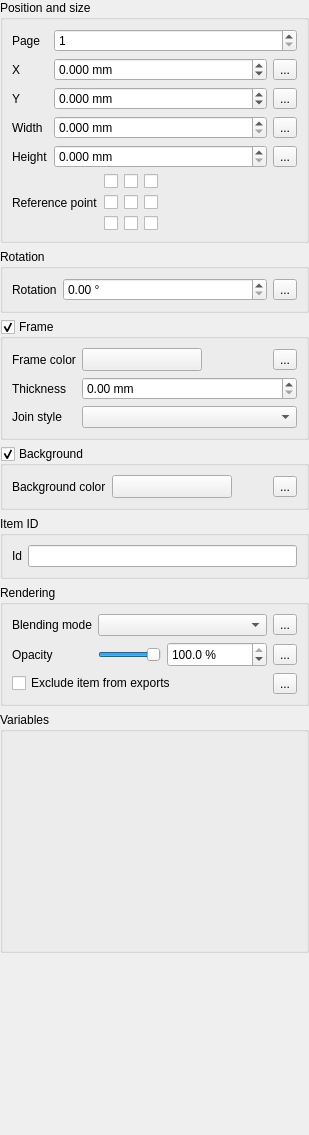
Old version of the form src/ui/composer/qgscomposeritemwidgetbase.ui in the repository qgis/QGIS.
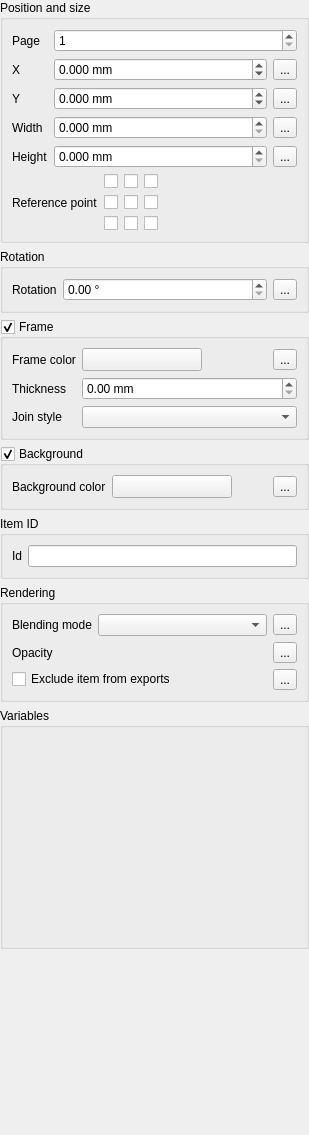
New version of the form. Custom widgets are drawn as their Qt base class.

Commit message: Use QgsOpacityWidget wherever appropriate

```diff
--- a/src/ui/composer/qgscomposeritemwidgetbase.ui
+++ b/src/ui/composer/qgscomposeritemwidgetbase.ui
@@ -633,7 +633,7 @@
      <property name="syncGroup" stdset="0">
       <string notr="true">composeritem</string>
      </property>
-     <layout class="QGridLayout" name="gridLayout_4">
+     <layout class="QGridLayout" name="gridLayout_4" columnstretch="0,1">
       <item row="0" column="0">
        <widget class="QLabel" name="labelBlendMode">
         <property name="text">
@@ -641,67 +641,12 @@
         </property>
        </widget>
       </item>
-      <item row="0" column="1">
-       <layout class="QHBoxLayout" name="horizontalLayout_3">
-        <item>
-         <widget class="QgsBlendModeComboBox" name="mBlendModeCombo"/>
-        </item>
-        <item>
-         <widget class="QgsPropertyOverrideButton" name="mBlendModeDDBtn">
-          <property name="text">
-           <string>...</string>
-          </property>
-         </widget>
-        </item>
-       </layout>
-      </item>
-      <item row="1" column="0">
-       <widget class="QLabel" name="labelTransparency">
-        <property name="text">
-         <string>Opacity</string>
-        </property>
-       </widget>
-      </item>
       <item row="1" column="1">
        <layout class="QHBoxLayout" name="horizontalLayout_2">
         <item>
-         <widget class="QSlider" name="mOpacitySlider">
-          <property name="maximum">
-           <number>1000</number>
-          </property>
-          <property name="singleStep">
-           <number>10</number>
-          </property>
-          <property name="pageStep">
-           <number>100</number>
-          </property>
-          <property name="value">
-           <number>1000</number>
-          </property>
-          <property name="orientation">
-           <enum>Qt::Horizontal</enum>
-          </property>
-         </widget>
-        </item>
-        <item>
-         <widget class="QgsDoubleSpinBox" name="mOpacitySpnBx">
-          <property name="minimumSize">
-           <size>
-            <width>100</width>
-            <height>25</height>
-           </size>
-          </property>
-          <property name="suffix">
-           <string> %</string>
-          </property>
-          <property name="decimals">
-           <number>1</number>
-          </property>
-          <property name="maximum">
-           <double>100.000000000000000</double>
-          </property>
-          <property name="value">
-           <double>100.000000000000000</double>
+         <widget class="QgsOpacityWidget" name="mOpacityWidget" native="true">
+          <property name="focusPolicy">
+           <enum>Qt::StrongFocus</enum>
           </property>
          </widget>
         </item>
@@ -714,7 +659,7 @@
         </item>
        </layout>
       </item>
-      <item row="2" column="0" colspan="2">
+      <item row="3" column="0" colspan="2">
        <layout class="QHBoxLayout" name="horizontalLayout">
         <item>
          <widget class="QCheckBox" name="mExcludeFromPrintsCheckBox">
@@ -732,6 +677,27 @@
         </item>
        </layout>
       </item>
+      <item row="1" column="0">
+       <widget class="QLabel" name="labelTransparency">
+        <property name="text">
+         <string>Opacity</string>
+        </property>
+       </widget>
+      </item>
+      <item row="0" column="1">
+       <layout class="QHBoxLayout" name="horizontalLayout_3">
+        <item>
+         <widget class="QgsBlendModeComboBox" name="mBlendModeCombo"/>
+        </item>
+        <item>
+         <widget class="QgsPropertyOverrideButton" name="mBlendModeDDBtn">
+          <property name="text">
+           <string>...</string>
+          </property>
+         </widget>
+        </item>
+       </layout>
+      </item>
      </layout>
     </widget>
    </item>
@@ -822,6 +788,12 @@
    <header location="global">qgsvariableeditorwidget.h</header>
    <container>1</container>
   </customwidget>
+  <customwidget>
+   <class>QgsOpacityWidget</class>
+   <extends>QWidget</extends>
+   <header>qgsopacitywidget.h</header>
+   <container>1</container>
+  </customwidget>
  </customwidgets>
  <tabstops>
   <tabstop>mGeneralOptionsGroupBox</tabstop>
```
Left out of the diff: 2 changed lines with no effect on the pictures. The commit also changes 31 other files.
